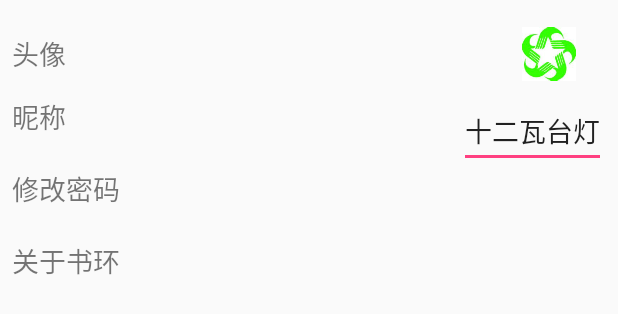
After one commit to shoppingYoung/usedbook, an Android app: the layout fragment_my_is_login.xml on its own in the app's theme, with its tools: preview values and no code run, on a phone screen of 412 x 824 dp. The commit adds this screen. Shown: the top 314 px of the screen. Run offline under Robolectric (Android 15) with nearby library versions, the phone set to English and light mode, and no system bars.

Commit message:
完善“我的”模块内容

```diff
--- a/BookLoop/app/src/main/java/com/yxp/bookloop/AddMessageActivity.java
+++ b/BookLoop/app/src/main/java/com/yxp/bookloop/AddMessageActivity.java
@@ -20,7 +20,6 @@ public class AddMessageActivity extends Activity implements View.OnClickListener
     private Button btn_submit;
     private EditText content;
     private static String ADD_URL = "http://182.254.136.170/usedbook/addmessage.php";
-    private static final String USER = LoginActivity.userId.equals("") ? RegisterActivity.userId : LoginActivity.userId ;
 
     @Override
     protected void onCreate(Bundle savedInstanceState) {
@@ -47,7 +46,7 @@ public class AddMessageActivity extends Activity implements View.OnClickListener
 
             //点击“留言”
             case R.id.btn_submit:
-                checkContent(content,USER);
+                checkContent(content,MainActivity.USER);
 
                 break;
         }
--- a/BookLoop/app/src/main/java/com/yxp/bookloop/MessageAdapter.java
+++ b/BookLoop/app/src/main/java/com/yxp/bookloop/MessageAdapter.java
@@ -16,14 +16,12 @@ public class MessageAdapter extends BaseAdapter {
 
     private List<MessageBoard> mList;
     private LayoutInflater mInflater;
-    private ImageLoad mImageLoad;
     private Context mContext;
 
     public MessageAdapter(Context context, List<MessageBoard> data) {
         mList = data;
         mInflater = LayoutInflater.from(context);
         mContext = context;
-//        mImageLoad = new ImageLoad();
     }
 
     public Context getContext() {
@@ -62,8 +60,6 @@ public class MessageAdapter extends BaseAdapter {
 
         String url = mList.get(position).userFace;
         Glide.with(getContext()).load(url).into(viewHolder.im_userFace);
-//        viewHolder.im_userFace.setTag(url);
-//        mImageLoad.showImageByAsyncTask(viewHolder.im_userFace, url);
         viewHolder.tv_user.setText(mList.get(position).user);
         viewHolder.tv_time.setText(mList.get(position).msgTime);
         viewHolder.tv_content.setText(mList.get(position).content);
--- /dev/null
+++ b/BookLoop/app/src/main/res/layout/fragment_my_is_login.xml
@@ -0,0 +1,50 @@
+<RelativeLayout xmlns:android="http://schemas.android.com/apk/res/android"
+                xmlns:tools="http://schemas.android.com/tools"
+                android:layout_width="match_parent"
+                android:layout_height="match_parent"
+                android:orientation="vertical"
+                android:padding="8dp"
+                tools:context="com.yxp.bookloop.MyFragment">
+
+    <TextView
+        android:id="@+id/tv_user"
+        android:layout_width="wrap_content"
+        android:layout_height="56dp"
+        android:gravity="center"
+        android:text="头像"
+        android:textSize="18sp"/>
+
+    <ImageView
+        android:layout_width="56dp"
+        android:layout_height="56dp"
+        android:layout_alignParentRight="true"
+        android:src="@drawable/pic"
+        android:paddingRight="20dp"/>
+    <TextView
+        android:id="@+id/tv_nickname"
+        android:layout_width="wrap_content"
+        android:layout_height="48dp"
+        android:text="昵称"
+        android:textSize="18sp"
+        android:layout_below="@id/tv_user"/>
+    <EditText
+        android:layout_width="wrap_content"
+        android:layout_height="48dp"
+        android:text="十二瓦台灯"
+        android:layout_alignTop="@id/tv_nickname"
+        android:layout_alignParentRight="true"/>
+    <TextView
+        android:id="@+id/tv_changPassword"
+        android:layout_width="wrap_content"
+        android:layout_height="48dp"
+        android:text="修改密码"
+        android:textSize="18sp"
+        android:layout_below="@id/tv_nickname"/>
+    <TextView
+        android:layout_width="wrap_content"
+        android:layout_height="48dp"
+        android:text="关于书环"
+        android:textSize="18sp"
+        android:layout_below="@id/tv_changPassword"/>
+
+</RelativeLayout>
```
Also changed, not shown: BookLoop/app/src/main/java/com/yxp/bookloop/MainActivity.java (+14 -1 lines), BookLoop/app/src/main/java/com/yxp/bookloop/MyFragment.java (+32 -8 lines), BookLoop/app/src/main/java/com/yxp/bookloop/ShowMessageFragment.java (+10 -12 lines), BookLoop/app/src/main/res/layout/fragment_my.xml (deleted, +0 -12 lines), BookLoop/app/src/main/res/layout/fragment_my_not_login.xml (added, +36 -0 lines), BookLoop/app/src/main/res/drawable/pic_sample.jpg (added).
